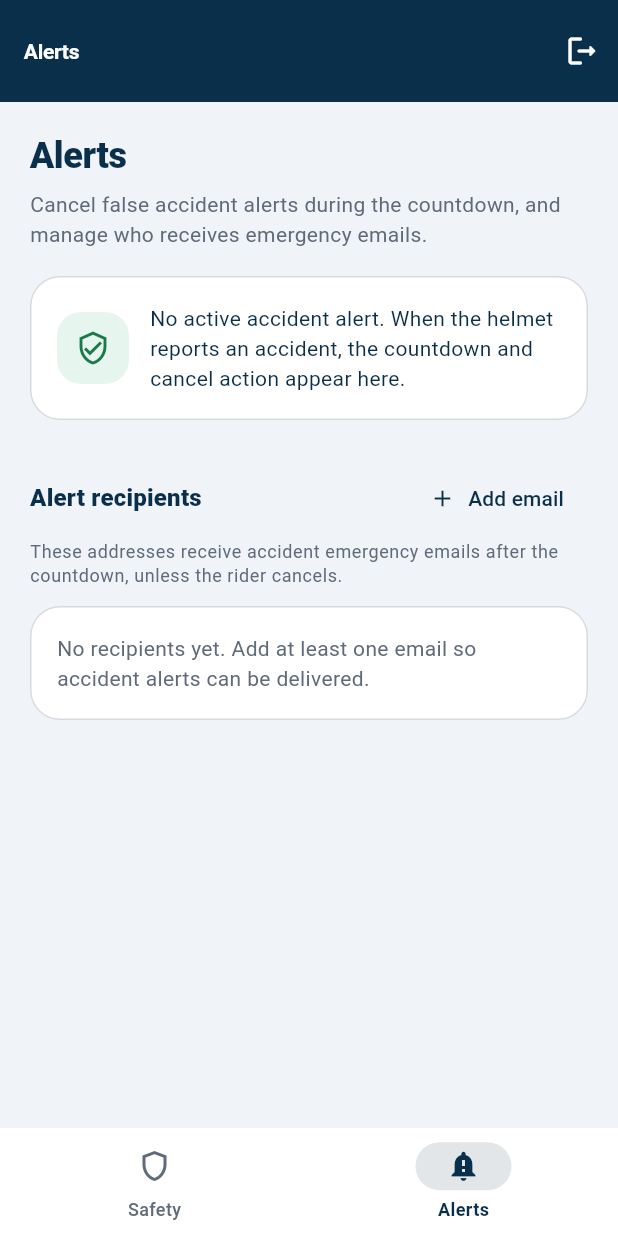
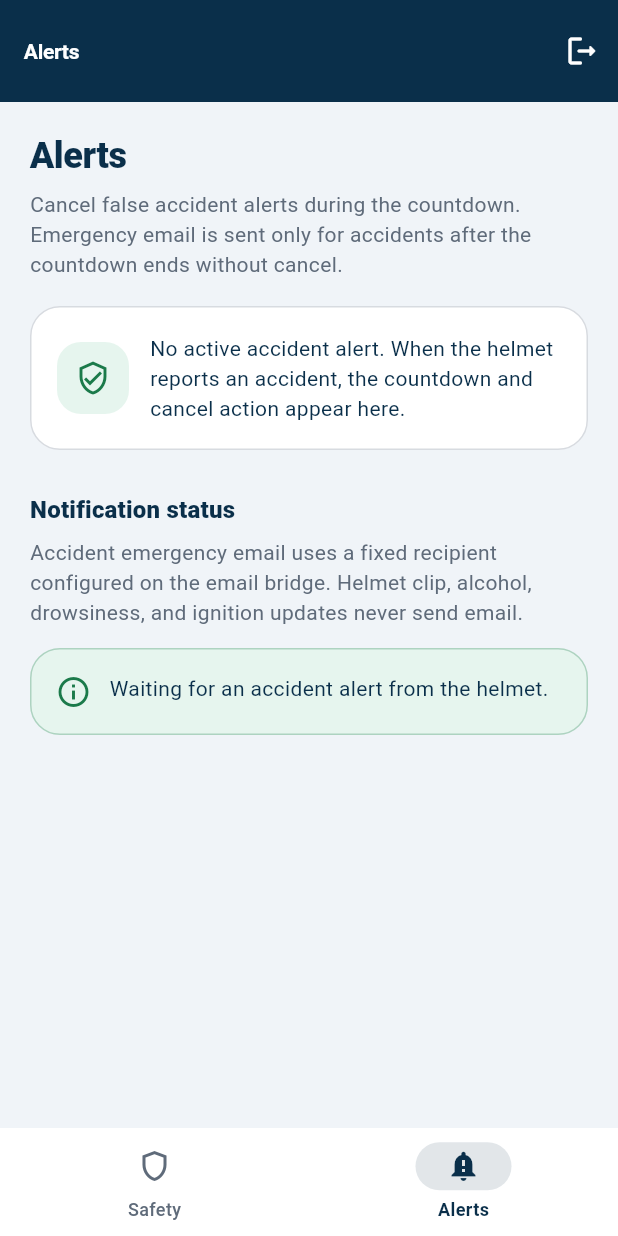
Before and after one commit to jeemon-k-j/Smart-Safety-Helmet, a Flutter app: the screen it shows once a user with an empty profile is signed in, item 2 of the bottom bar chosen, on a phone screen of 412 x 824 dp. Run offline on Flutter 3.47's test engine with Material 3 defaults, Android fonts, the phone set to English and light mode, and no system bars; our stand-ins replace firebase_auth, firebase_core, firebase_database, geolocator, shared_preferences; accounts and stored records are empty.

Commit message:
Finalize accident-only emergency notifications and Alerts UI
Co-authored-by: Cursor <cursoragent@cursor.com>

```diff
--- a/lib/app.dart
+++ b/lib/app.dart
@@ -49,7 +49,6 @@ class _SmartSafetyHelmetAppState extends State<SmartSafetyHelmetApp> {
             authService: deps.authService,
             deviceRepository: deps.deviceRepository,
             accidentRepository: deps.accidentRepository,
-            contactRepository: deps.contactRepository,
             alertController: deps.alertController,
             firebaseReady: deps.firebaseReady,
           );
--- a/lib/app_dependencies.dart
+++ b/lib/app_dependencies.dart
@@ -3,13 +3,10 @@ import 'package:shared_preferences/shared_preferences.dart';
 import 'config/app_config.dart';
 import 'repositories/accident_repository.dart';
 import 'repositories/device_repository.dart';
-import 'repositories/emergency_contact_repository.dart';
 import 'repositories/firebase_accident_repository.dart';
 import 'repositories/firebase_device_repository.dart';
-import 'repositories/firebase_emergency_contact_repository.dart';
 import 'repositories/local_accident_repository.dart';
 import 'repositories/local_device_repository.dart';
-import 'repositories/local_emergency_contact_repository.dart';
 import 'services/accident/accident_alert_controller.dart';
 import 'services/accident/accident_event_gate.dart';
 import 'services/accident/pending_notification_store.dart';
@@ -29,7 +26,6 @@ class AppDependencies {
     required this.authService,
     required this.deviceRepository,
     required this.accidentRepository,
-    required this.contactRepository,
     required this.alertController,
     required this.locationService,
     required this.notifications,
@@ -39,7 +35,6 @@ class AppDependencies {
   final AuthService authService;
   final DeviceRepository deviceRepository;
   final AccidentRepository accidentRepository;
-  final EmergencyContactRepository contactRepository;
   final AccidentAlertController alertController;
   final LocationService locationService;
   final EmergencyNotificationService notifications;
@@ -55,31 +50,27 @@ class AppDependencies {
     final AuthService auth;
     final DeviceRepository devices;
     final AccidentRepository accidents;
-    final EmergencyContactRepository contacts;
 
     if (firebaseReady) {
       auth = FirebaseAuthService();
       devices = FirebaseDeviceRepository(deviceId: deviceId);
       accidents = FirebaseAccidentRepository(deviceId: deviceId);
-      contacts = FirebaseEmergencyContactRepository();
     } else {
       auth = LocalAuthService(preferences: preferences);
       devices = LocalDeviceRepository(deviceId: deviceId);
       accidents = LocalAccidentRepository(deviceId: deviceId);
-      contacts = LocalEmergencyContactRepository(preferences: preferences);
     }
 
     final LocationService location =
         locationService ?? GeolocatorLocationService();
 
     // DeepCrash-style bridge client is always the production path. SMTP secrets
-    // remain on the bridge host; delivery is unverified until credentials exist.
+    // and the fixed emergency recipient remain on the bridge host.
     final EmergencyNotificationService mail = notifications ??
         EmailBridgeNotificationService(bridgeBaseUrl: AppConfig.emailBridgeUrl);
 
     final alertController = AccidentAlertController(
       accidentRepository: accidents,
-      contactRepository: contacts,
       locationResolver: PhoneLocationResolver(locationService: location),
       notifications: mail,
       gate: AccidentEventGate(),
@@ -91,7 +82,6 @@ class AppDependencies {
       authService: auth,
       deviceRepository: devices,
       accidentRepository: accidents,
-      contactRepository: contacts,
       alertController: alertController,
       locationService: location,
       notifications: mail,
@@ -118,9 +108,5 @@ class AppDependencies {
     if (accidents is LocalAccidentRepository) {
       accidents.dispose();
     }
-    final contacts = contactRepository;
-    if (contacts is LocalEmergencyContactRepository) {
-      contacts.dispose();
-    }
   }
 }
--- a/lib/screens/accident/accident_alert_panel.dart
+++ b/lib/screens/accident/accident_alert_panel.dart
@@ -20,7 +20,7 @@ class AccidentAlertPanel extends StatelessWidget {
 
         final tone = switch (controller.phase) {
           AccidentAlertPhase.cancelled => SafetyTone.safe,
-          AccidentAlertPhase.sent => SafetyTone.warning,
+          AccidentAlertPhase.sent => SafetyTone.safe,
           AccidentAlertPhase.failed => SafetyTone.warning,
           _ => SafetyTone.danger,
         };
@@ -103,7 +103,8 @@ class AccidentAlertPanel extends StatelessWidget {
                 ),
                 const SizedBox(height: 8),
                 Text(
-                  'Emergency emails are sent when the countdown reaches zero.',
+                  'If this countdown reaches zero, one accident emergency '
+                  'email is sent. Other safety warnings do not send email.',
                   style: Theme.of(context).textTheme.bodySmall?.copyWith(
                         color: AppColors.unknown,
                       ),
--- a/lib/screens/alerts/alerts_screen.dart
+++ b/lib/screens/alerts/alerts_screen.dart
@@ -1,21 +1,17 @@
 import 'package:flutter/material.dart';
 
-import '../../repositories/emergency_contact_repository.dart';
 import '../../services/accident/accident_alert_controller.dart';
 import '../../theme/app_theme.dart';
 import '../accident/accident_alert_panel.dart';
-import 'emergency_recipients_section.dart';
 
-/// Accident alert workflow and emergency email recipients.
+/// Accident alert workflow and notification status.
 class AlertsScreen extends StatelessWidget {
   const AlertsScreen({
     super.key,
     required this.alertController,
-    required this.contactRepository,
   });
 
   final AccidentAlertController alertController;
-  final EmergencyContactRepository contactRepository;
 
   @override
   Widget build(BuildContext context) {
@@ -37,8 +33,8 @@ class AlertsScreen extends StatelessWidget {
         ),
         const SizedBox(height: 6),
         Text(
-          'Cancel false accident alerts during the countdown, and manage who '
-          'receives emergency emails.',
+          'Cancel false accident alerts during the countdown. Emergency email '
+          'is sent only for accidents after the countdown ends without cancel.',
           style: Theme.of(context).textTheme.bodyMedium?.copyWith(
                 color: AppColors.unknown,
                 height: 1.4,
@@ -87,7 +83,95 @@ class AlertsScreen extends StatelessWidget {
           },
         ),
         const SizedBox(height: 28),
-        EmergencyRecipientsSection(repository: contactRepository),
+        Text(
+          'Notification status',
+          style: Theme.of(context).textTheme.titleMedium?.copyWith(
+                fontWeight: FontWeight.w800,
+                color: AppColors.brand,
+              ),
+        ),
+        const SizedBox(height: 6),
+        Text(
+          'Accident emergency email uses a fixed recipient configured on the '
+          'email bridge. Helmet clip, alcohol, drowsiness, and ignition updates '
+          'never send email.',
+          style: Theme.of(context).textTheme.bodyMedium?.copyWith(
+                color: AppColors.unknown,
+                height: 1.4,
+              ),
+        ),
+        const SizedBox(height: 14),
+        ListenableBuilder(
+          listenable: alertController,
+          builder: (context, _) {
+            final phase = alertController.phase;
+            final message = switch (phase) {
+              AccidentAlertPhase.idle =>
+                'Waiting for an accident alert from the helmet.',
+              AccidentAlertPhase.countdown =>
+                alertController.statusMessage ?? 'Accident countdown in progress.',
+              AccidentAlertPhase.locating =>
+                alertController.statusMessage ?? 'Obtaining phone location…',
+              AccidentAlertPhase.notifying =>
+                alertController.statusMessage ?? 'Sending emergency email…',
+              AccidentAlertPhase.sent =>
+                alertController.statusMessage ?? 'Emergency email sent.',
+              AccidentAlertPhase.cancelled =>
+                alertController.statusMessage ??
+                    'Alert cancelled. Emergency email was not sent.',
+              AccidentAlertPhase.failed =>
+                alertController.statusMessage ??
+                    'Emergency email could not be sent.',
+            };
+            final tone = switch (phase) {
+              AccidentAlertPhase.sent ||
+              AccidentAlertPhase.cancelled ||
+              AccidentAlertPhase.idle =>
+                AppColors.safe,
+              AccidentAlertPhase.failed => AppColors.warning,
+              _ => AppColors.danger,
+            };
+            final soft = switch (phase) {
+              AccidentAlertPhase.sent ||
+              AccidentAlertPhase.cancelled ||
+              AccidentAlertPhase.idle =>
+                AppColors.safeSoft,
+              AccidentAlertPhase.failed => AppColors.warningSoft,
+              _ => AppColors.dangerSoft,
+            };
+            return Container(
+              decoration: BoxDecoration(
+                color: soft,
+                borderRadius: BorderRadius.circular(AppMetrics.radius),
+                border: Border.all(color: tone.withValues(alpha: 0.28)),
+              ),
+              padding: const EdgeInsets.all(16),
+              child: Row(
+                crossAxisAlignment: CrossAxisAlignment.start,
+                children: [
+                  Icon(
+                    phase == AccidentAlertPhase.sent
+                        ? Icons.mark_email_read_outlined
+                        : phase == AccidentAlertPhase.failed
+                            ? Icons.error_outline
+                            : Icons.info_outline,
+                    color: tone,
+                  ),
+                  const SizedBox(width: 12),
+                  Expanded(
+                    child: Text(
+                      message,
+                      style: Theme.of(context).textTheme.bodyMedium?.copyWith(
+                            height: 1.4,
+                            color: AppColors.brand,
+                          ),
+                    ),
+                  ),
+                ],
+              ),
+            );
+          },
+        ),
       ],
     );
   }
--- a/lib/screens/alerts/emergency_recipients_section.dart
+++ /dev/null
@@ -1,193 +0,0 @@
-import 'package:flutter/material.dart';
-
-import '../../models/emergency_contact.dart';
-import '../../repositories/emergency_contact_repository.dart';
-import '../../theme/app_theme.dart';
-import '../../utils/email_validation.dart';
-
-/// Emergency email recipient configuration (not a separate Contacts tab).
-class EmergencyRecipientsSection extends StatefulWidget {
-  const EmergencyRecipientsSection({super.key, required this.repository});
-
-  final EmergencyContactRepository repository;
-
-  @override
-  State<EmergencyRecipientsSection> createState() =>
-      _EmergencyRecipientsSectionState();
-}
-
-class _EmergencyRecipientsSectionState
-    extends State<EmergencyRecipientsSection> {
-  Future<void> _addRecipient() async {
-    final nameController = TextEditingController();
-    final emailController = TextEditingController();
-    final formKey = GlobalKey<FormState>();
-
-    final saved = await showDialog<bool>(
-      context: context,
-      builder: (context) {
-        return AlertDialog(
-          title: const Text('Add alert recipient'),
-          content: Form(
-            key: formKey,
-            child: Column(
-              mainAxisSize: MainAxisSize.min,
-              children: [
-                TextFormField(
-                  controller: nameController,
-                  decoration: const InputDecoration(labelText: 'Name'),
-                  validator: (v) =>
-                      (v == null || v.trim().isEmpty) ? 'Required' : null,
-                ),
-                const SizedBox(height: 12),
-                TextFormField(
-                  controller: emailController,
-                  keyboardType: TextInputType.emailAddress,
-                  decoration: const InputDecoration(labelText: 'Email'),
-                  validator: (v) =>
-                      isValidEmergencyEmail(v) ? null : 'Valid email required',
-                ),
-              ],
-            ),
-          ),
-          actions: [
-            TextButton(
-              onPressed: () => Navigator.pop(context, false),
-              child: const Text('Cancel'),
-            ),
-            FilledButton(
-              onPressed: () {
-                if (formKey.currentState!.validate()) {
-                  Navigator.pop(context, true);
-                }
-              },
-              child: const Text('Save'),
-            ),
-          ],
-        );
-      },
-    );
-
-    if (saved == true) {
-      try {
-        await widget.repository.addContact(
-          name: nameController.text,
-          email: emailController.text,
-        );
-      } catch (error) {
-        if (mounted) {
-          ScaffoldMessenger.of(context).showSnackBar(
-            SnackBar(content: Text('Could not save recipient: $error')),
-          );
-        }
-      }
-    }
-    nameController.dispose();
-    emailController.dispose();
-  }
-
-  @override
-  Widget build(BuildContext context) {
-    return Column(
-      crossAxisAlignment: CrossAxisAlignment.stretch,
-      children: [
-        Row(
-          children: [
-            Expanded(
-              child: Text(
-                'Alert recipients',
-                style: Theme.of(context).textTheme.titleMedium?.copyWith(
-                      fontWeight: FontWeight.w800,
-                      color: AppColors.brand,
-                    ),
-              ),
-            ),
-            TextButton.icon(
-              onPressed: _addRecipient,
-              icon: const Icon(Icons.add),
-              label: const Text('Add email'),
-            ),
-          ],
-        ),
-        const SizedBox(height: 4),
-        Text(
-          'These addresses receive accident emergency emails after the '
-          'countdown, unless the rider cancels.',
-          style: Theme.of(context).textTheme.bodySmall?.copyWith(
-                color: AppColors.unknown,
-                height: 1.35,
-              ),
-        ),
-        const SizedBox(height: 12),
-        StreamBuilder<List<EmergencyContact>>(
-          stream: widget.repository.watchContacts(),
-          builder: (context, snapshot) {
-            if (snapshot.hasError) {
-              return Text('Error: ${snapshot.error}');
-            }
-            final contacts = snapshot.data;
-            if (contacts == null) {
-              return const Padding(
-                padding: EdgeInsets.symmetric(vertical: 24),
-                child: Center(child: CircularProgressIndicator()),
-              );
-            }
-            if (contacts.isEmpty) {
-              return Card(
-                child: Padding(
-                  padding: const EdgeInsets.all(18),
-                  child: Text(
-                    'No recipients yet. Add at least one email so accident '
-                    'alerts can be delivered.',
-                    style: Theme.of(context).textTheme.bodyMedium?.copyWith(
-                          color: AppColors.unknown,
-                          height: 1.4,
-                        ),
-                  ),
-                ),
-              );
-            }
-            return Column(
-              children: [
-                for (var i = 0; i < contacts.length; i++) ...[
-                  if (i > 0) const SizedBox(height: 10),
-                  Card(
-                    child: ListTile(
-                      contentPadding: const EdgeInsets.symmetric(
-                        horizontal: 16,
-                        vertical: 6,
-                      ),
-                      leading: Container(
-                        width: 44,
-                        height: 44,
-                        decoration: BoxDecoration(
-                          color: AppColors.safeSoft,
-                          borderRadius: BorderRadius.circular(14),
-                        ),
-                        child: const Icon(
-                          Icons.mail_outline,
-                          color: AppColors.safe,
-                        ),
-                      ),
-                      title: Text(
-                        contacts[i].name,
-                        style: const TextStyle(fontWeight: FontWeight.w700),
-                      ),
-                      subtitle: Text(contacts[i].email),
-                      trailing: IconButton(
-                        tooltip: 'Remove',
-                        icon: const Icon(Icons.delete_outline),
-                        onPressed: () =>
-                            widget.repository.removeContact(contacts[i].id),
-                      ),
-                    ),
-                  ),
-                ],
-              ],
-            );
-          },
-        ),
-      ],
-    );
-  }
-}
--- a/lib/screens/home/home_shell.dart
+++ b/lib/screens/home/home_shell.dart
@@ -5,7 +5,6 @@ import 'package:flutter/material.dart';
 import '../../models/accident_event.dart';
 import '../../repositories/accident_repository.dart';
 import '../../repositories/device_repository.dart';
-import '../../repositories/emergency_contact_repository.dart';
 import '../../services/accident/accident_alert_controller.dart';
 import '../../services/auth/auth_service.dart';
 import '../alerts/alerts_screen.dart';
@@ -18,7 +17,6 @@ class HomeShell extends StatefulWidget {
     required this.authService,
     required this.deviceRepository,
     required this.accidentRepository,
-    required this.contactRepository,
     required this.alertController,
     required this.firebaseReady,
   });
@@ -26,7 +24,6 @@ class HomeShell extends StatefulWidget {
   final AuthService authService;
   final DeviceRepository deviceRepository;
   final AccidentRepository accidentRepository;
-  final EmergencyContactRepository contactRepository;
   final AccidentAlertController alertController;
   final bool firebaseReady;
 
@@ -77,7 +74,6 @@ class _HomeShellState extends State<HomeShell> {
           ),
           AlertsScreen(
             alertController: widget.alertController,
-            contactRepository: widget.contactRepository,
           ),
         ],
       ),
--- a/lib/services/accident/accident_alert_controller.dart
+++ b/lib/services/accident/accident_alert_controller.dart
@@ -8,9 +8,9 @@ import '../../models/emergency_notification.dart';
 import '../../models/geo_position.dart';
 import '../../models/phone_location.dart';
 import '../../repositories/accident_repository.dart';
-import '../../repositories/emergency_contact_repository.dart';
 import '../../utils/formatters.dart';
 import '../location/phone_location_resolver.dart';
+import '../notifications/email_bridge_notification_service.dart';
 import '../notifications/emergency_notification_service.dart';
 import 'accident_event_gate.dart';
 import 'pending_notification_store.dart';
@@ -25,20 +25,20 @@ enum AccidentAlertPhase {
   failed,
 }
 
-/// False-alert countdown, phone GPS, and emergency email dispatch.
+/// False-alert countdown, phone GPS, and accident-only emergency email dispatch.
 ///
+/// Email is sent only after an active accident countdown expires without
+/// cancellation. Helmet, alcohol, drowsiness, and ignition status never email.
 /// Severity selects countdown length. The same [eventId] is never emailed twice.
 class AccidentAlertController extends ChangeNotifier {
   AccidentAlertController({
     required AccidentRepository accidentRepository,
-    required EmergencyContactRepository contactRepository,
     required PhoneLocationResolver locationResolver,
     required EmergencyNotificationService notifications,
     required AccidentEventGate gate,
     required PendingNotificationStore pendingStore,
     DateTime Function()? clock,
   })  : _accidentRepository = accidentRepository,
-        _contactRepository = contactRepository,
         _locationResolver = locationResolver,
         _notifications = notifications,
         _gate = gate,
@@ -46,7 +46,6 @@ class AccidentAlertController extends ChangeNotifier {
         _clock = clock ?? DateTime.now;
 
   final AccidentRepository _accidentRepository;
-  final EmergencyContactRepository _contactRepository;
   final PhoneLocationResolver _locationResolver;
   final EmergencyNotificationService _notifications;
   final AccidentEventGate _gate;
@@ -196,17 +195,12 @@ class AccidentAlertController extends ChangeNotifier {
     statusMessage = locationMessage ?? 'Sending emergency email…';
     notifyListeners();
 
-    final contacts = await _contactRepository.listContacts();
-    final recipients = contacts
-        .map((c) => c.email.trim())
-        .where(_looksLikeEmail)
-        .toSet()
-        .toList();
-
+    // Recipient is configured on the SMTP bridge only. Do not require
+    // app-side contact lists for delivery or success messaging.
     final notification = EmergencyNotification.forAccident(
       eventId: event.eventId,
       severity: event.severity,
-      recipients: recipients,
+      recipients: const <String>[],
       position: fix?.position,
       occurredAt: event.detectedAt ?? _clock(),
       locationSource: fix?.locationSource,
@@ -239,11 +233,7 @@ class AccidentAlertController extends ChangeNotifier {
       final locationNote = fix == null
           ? ' Phone location was unavailable.'
           : '';
-      statusMessage = recipients.isEmpty
-          ? 'Notification processed, but no alert recipients are configured.'
-              '$locationNote'
-          : 'Emergency email sent to ${recipients.length} recipient(s).'
-              '$locationNote';
+      statusMessage = 'Emergency email sent.$locationNote';
       notifyListeners();
     } catch (error) {
       debugPrint('Emergency notification failed: $error');
@@ -251,8 +241,9 @@ class AccidentAlertController extends ChangeNotifier {
         return;
       }
       phase = AccidentAlertPhase.failed;
-      statusMessage =
-          'Could not send emergency email: $error';
+      statusMessage = error is EmailBridgeException
+          ? error.message
+          : 'Could not send emergency email. Try again later.';
       await _pendingStore.save(
         PendingNotificationRecord(
           eventId: event.eventId,
@@ -262,11 +253,6 @@ class AccidentAlertController extends ChangeNotifier {
       );
       notifyListeners();
     }
-  }
-
-  bool _looksLikeEmail(String value) {
-    final at = value.indexOf('@');
-    return at > 0 && value.contains('.', at + 1);
   }
 
   Future<void> _finishCancelled({required bool remote}) async {
--- a/lib/services/notifications/email_bridge_notification_service.dart
+++ b/lib/services/notifications/email_bridge_notification_service.dart
@@ -19,8 +19,8 @@ class EmailBridgeException implements Exception {
 
 /// Posts the emergency payload to the local SMTP bridge (DeepCrash approach).
 ///
-/// The app holds no SMTP credentials. Recipients come from managed emergency
-/// contacts in the notification payload; the bridge may fall back to TEST_EMAIL.
+/// The app holds no SMTP credentials. Delivery uses the bridge's fixed
+/// server-side emergency recipient; payload recipient lists are ignored.
 class EmailBridgeNotificationService implements EmergencyNotificationService {
   EmailBridgeNotificationService({
     required String bridgeBaseUrl,
@@ -65,13 +65,7 @@ class EmailBridgeNotificationService implements EmergencyNotificationService {
           )
           .timeout(timeout);
 
-      if (response.statusCode >= 200 && response.statusCode < 300) {
-        return;
-      }
-      throw EmailBridgeException(
-        'Emergency email service returned an error '
-        '(${response.statusCode}).',
-      );
+      _ensureDeliverySucceeded(response);
     } on EmailBridgeException {
       rethrow;
     } on TimeoutException {
@@ -93,4 +87,51 @@ class EmailBridgeNotificationService implements EmergencyNotificationService {
       );
     }
   }
+
+  /// Accepts bridge delivery results (`sent`, `duplicate-skipped`).
+  /// Rejects SMTP failures and unexpected payloads.
+  void _ensureDeliverySucceeded(http.Response response) {
+    final code = response.statusCode;
+    String? status;
+    try {
+      final decoded = jsonDecode(response.body);
+      if (decoded is Map) {
+        status = decoded['status']?.toString();
+      }
+    } catch (_) {
+      status = null;
+    }
+
+    if (code >= 200 && code < 300) {
+      if (status == 'sent' || status == 'duplicate-skipped') {
+        return;
+      }
+      if (status == 'send-failed') {
+        throw EmailBridgeException(
+          'Emergency email could not be delivered. Try again later.',
+        );
+      }
+      // Older bridge builds may omit status on success.
+      if (status == null || status.isEmpty) {
+        return;
+      }
+      throw EmailBridgeException(
+        'Emergency email service returned an unexpected result.',
+      );
+    }
+
+    if (status == 'send-failed' || code == 502) {
+      throw EmailBridgeException(
+        'Emergency email could not be delivered. Try again later.',
+      );
+    }
+    if (code == 500) {
+      throw EmailBridgeException(
+        'Emergency email service is not ready. Try again later.',
+      );
+    }
+    throw EmailBridgeException(
+      'Emergency email service returned an error ($code).',
+    );
+  }
 }
```
Also changed, not shown: lib/dev/ui_sample_data.dart (+0 -12 lines), 5 other files.
